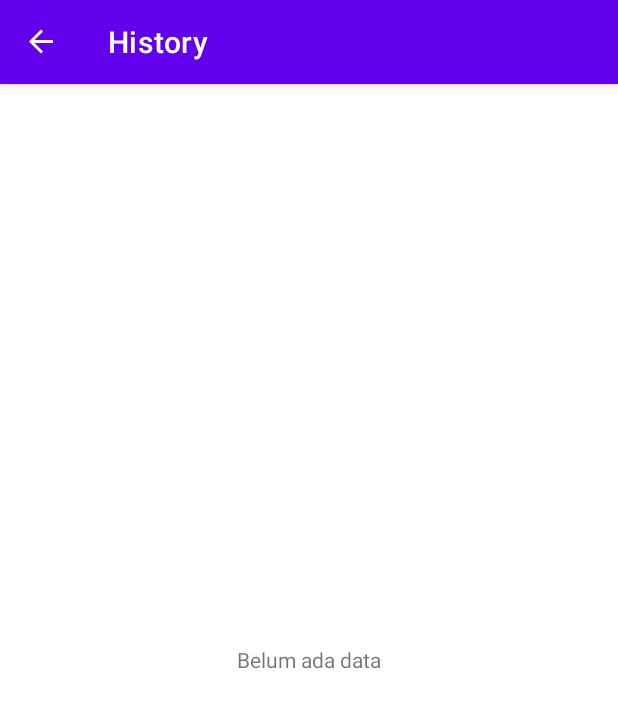
After one commit to ummam/Perhitungan-Laundry, an Android app: the HistoriFragment screen opened through its navigation route, on a phone screen of 412 x 824 dp. The commit adds this screen. Shown: the top 708 px of the screen. Run offline under Robolectric (Android 15) with nearby library versions, the phone set to English and light mode, and no system bars; our stand-ins replace Room's generated code, navigation-ui.

Commit message:
mengambil data dari database

```diff
--- a/app/src/main/java/org/d3if4020/laundryassesment/db/LaundryDao.kt
+++ b/app/src/main/java/org/d3if4020/laundryassesment/db/LaundryDao.kt
@@ -9,6 +9,6 @@ import androidx.room.Query
 interface LaundryDao {
     @Insert
     fun insert(laundry: LaundryEntity)
-    @Query("SELECT * FROM laundry ORDER BY id DESC LIMIT 1")
-    fun getLastLaundry(): LiveData<LaundryEntity?>
+    @Query("SELECT * FROM laundry ORDER BY id DESC")
+    fun getLastLaundry(): LiveData<List<LaundryEntity?>>
 }
--- /dev/null
+++ b/app/src/main/java/org/d3if4020/laundryassesment/ui/histori/HistoriFactory.kt
@@ -0,0 +1,16 @@
+package org.d3if4020.laundryassesment.ui.histori
+
+import androidx.lifecycle.ViewModel
+import androidx.lifecycle.ViewModelProvider
+import org.d3if4020.laundryassesment.db.LaundryDao
+
+class HistoriFactory (private val db: LaundryDao
+) : ViewModelProvider.Factory {
+    @Suppress("unchecked_cast")
+    override fun <T : ViewModel?> create(modelClass: Class<T>): T {
+        if (modelClass.isAssignableFrom(HistoriViewModel::class.java)) {
+            return HistoriViewModel(db) as T
+        }
+        throw IllegalArgumentException("Unknown ViewModel class")
+    }
+}
--- /dev/null
+++ b/app/src/main/java/org/d3if4020/laundryassesment/ui/histori/HistoriFragment.kt
@@ -0,0 +1,34 @@
+package org.d3if4020.laundryassesment.ui.histori
+
+import android.os.Bundle
+import android.util.Log
+import android.view.LayoutInflater
+import android.view.View
+import android.view.ViewGroup
+import androidx.fragment.app.Fragment
+import androidx.lifecycle.ViewModelProvider
+import androidx.lifecycle.observe
+import org.d3if4020.laundryassesment.databinding.FragmentHistoriBinding
+import org.d3if4020.laundryassesment.db.LaundryDb
+
+class HistoriFragment  : Fragment() {
+    private val viewModel: HistoriViewModel by lazy {
+        val db = LaundryDb.getInstance(requireContext())
+        val factory = HistoriFactory(db.dao)
+        ViewModelProvider(this, factory).get(HistoriViewModel::class.java)
+    }
+
+    private lateinit var binding: FragmentHistoriBinding
+    override fun onCreateView(inflater: LayoutInflater, container: ViewGroup?,
+                              savedInstanceState: Bundle?): View? {
+        binding = FragmentHistoriBinding.inflate(layoutInflater,
+            container, false)
+        return binding.root
+    }
+    override fun onViewCreated(view: View, savedInstanceState: Bundle?) {
+        super.onViewCreated(view, savedInstanceState)
+        viewModel.data.observe(viewLifecycleOwner, {
+            Log.d("HistoriFragment", "Jumlah data: ${it.size}")
+        })
+    }
+}
--- /dev/null
+++ b/app/src/main/java/org/d3if4020/laundryassesment/ui/histori/HistoriViewModel.kt
@@ -0,0 +1,8 @@
+package org.d3if4020.laundryassesment.ui.histori
+
+import androidx.lifecycle.ViewModel
+import org.d3if4020.laundryassesment.db.LaundryDao
+
+class HistoriViewModel (db: LaundryDao) : ViewModel() {
+    val data = db.getLastLaundry()
+}
--- a/app/src/main/java/org/d3if4020/laundryassesment/ui/hitung/HitungViewModel.kt
+++ b/app/src/main/java/org/d3if4020/laundryassesment/ui/hitung/HitungViewModel.kt
@@ -14,7 +14,6 @@ import org.d3if4020.laundryassesment.db.LaundryEntity
 class HitungViewModel(private val db: LaundryDao) : ViewModel() {
     private val hasilLaundry = MutableLiveData<HasilLaundry?>()
 
-    val data = db.getLastLaundry()
 
     fun hitungHarga(bulanan: String) {
         val hasil = 25 * 6000 * bulanan.toFloat()
--- /dev/null
+++ b/app/src/main/res/drawable/ic_baseline_history_24.xml
@@ -0,0 +1,5 @@
+<vector android:height="24dp" android:tint="#FFFFFF"
+    android:viewportHeight="24" android:viewportWidth="24"
+    android:width="24dp" xmlns:android="http://schemas.android.com/apk/res/android">
+    <path android:fillColor="@android:color/white" android:pathData="M13,3c-4.97,0 -9,4.03 -9,9L1,12l3.89,3.89 0.07,0.14L9,12L6,12c0,-3.87 3.13,-7 7,-7s7,3.13 7,7 -3.13,7 -7,7c-1.93,0 -3.68,-0.79 -4.94,-2.06l-1.42,1.42C8.27,19.99 10.51,21 13,21c4.97,0 9,-4.03 9,-9s-4.03,-9 -9,-9zM12,8v5l4.28,2.54 0.72,-1.21 -3.5,-2.08L13.5,8L12,8z"/>
+</vector>
--- /dev/null
+++ b/app/src/main/res/layout/fragment_histori.xml
@@ -0,0 +1,11 @@
+<?xml version="1.0" encoding="utf-8"?>
+<FrameLayout xmlns:android="http://schemas.android.com/apk/res/android"
+    android:layout_width="match_parent"
+    android:layout_height="match_parent">
+    <TextView
+        android:id="@+id/emptyView"
+        android:layout_width="wrap_content"
+        android:layout_height="wrap_content"
+        android:layout_gravity="center"
+        android:text="@string/belum_ada_data" />
+</FrameLayout>
--- a/app/src/main/res/menu/options.xml
+++ b/app/src/main/res/menu/options.xml
@@ -1,6 +1,12 @@
 <?xml version="1.0" encoding="utf-8"?>
 <menu xmlns:app="http://schemas.android.com/apk/res-auto"
     xmlns:android="http://schemas.android.com/apk/res/android">
+
+    <item
+        android:id="@+id/menu_histori"
+        android:icon="@drawable/ic_baseline_history_24"
+        android:title="@string/history"
+        app:showAsAction="ifRoom" />
 
     <item android:id="@+id/menu_about"
         android:title="@string/tentang_aplikasi"
--- a/app/src/main/res/values/strings.xml
+++ b/app/src/main/res/values/strings.xml
@@ -18,5 +18,7 @@
         \n\nMochammad Chairu Ummam</string>
     <string name="tentang_aplikasi">Tentang Aplikasi</string>
     <string name="bagikan">SHARE</string>
-    <string name="bagikan_template">Harga Paket dengan langganan %1$s bulan dengan harga Laundry = %2$s jangan lupa mampir di @Ummam Laundry</string>>
+    <string name="bagikan_template">Harga Paket dengan langganan %1$s bulan dengan harga Laundry = %2$s jangan lupa mampir di @Ummam Laundry</string>
+    <string name="belum_ada_data">Belum ada data</string>
+    <string name="history">History</string>>
 </resources>
```
Also changed, not shown: app/src/main/java/org/d3if4020/laundryassesment/ui/hitung/Awal.kt (+9 -9 lines), app/src/main/res/navigation/navigation.xml (+8 -0 lines).
